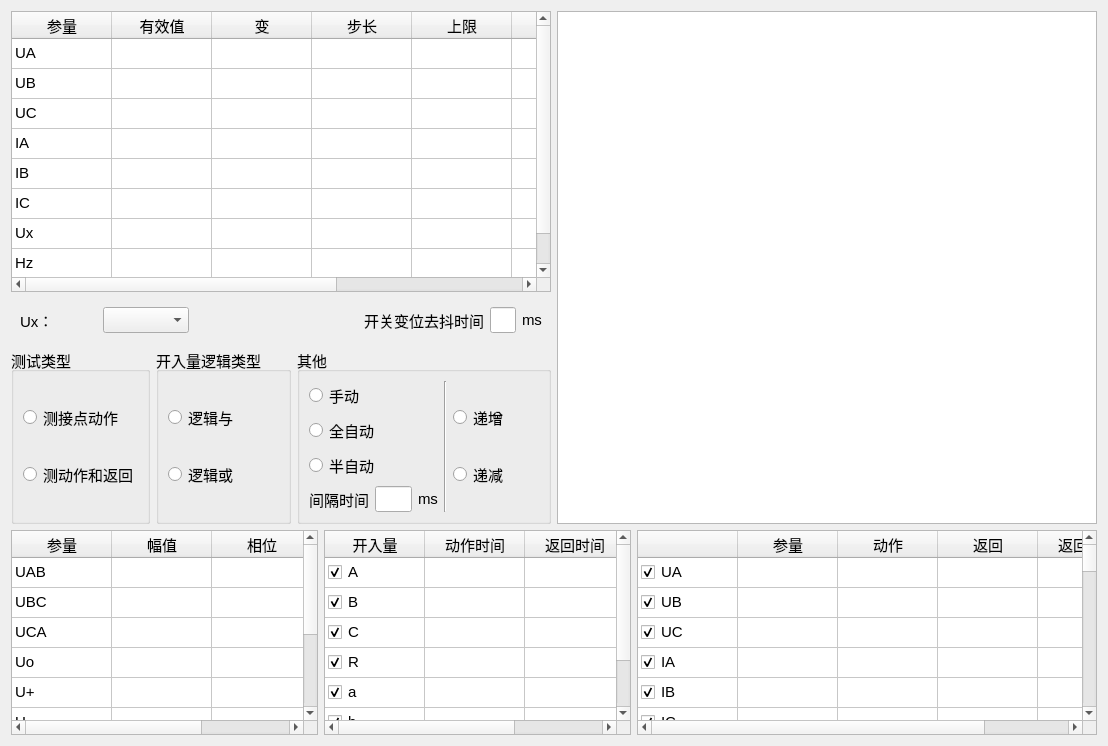
AgueroZzz/Electric-energy-detection, file energy/ui/test01/ui_001.ui: the form before one commit.
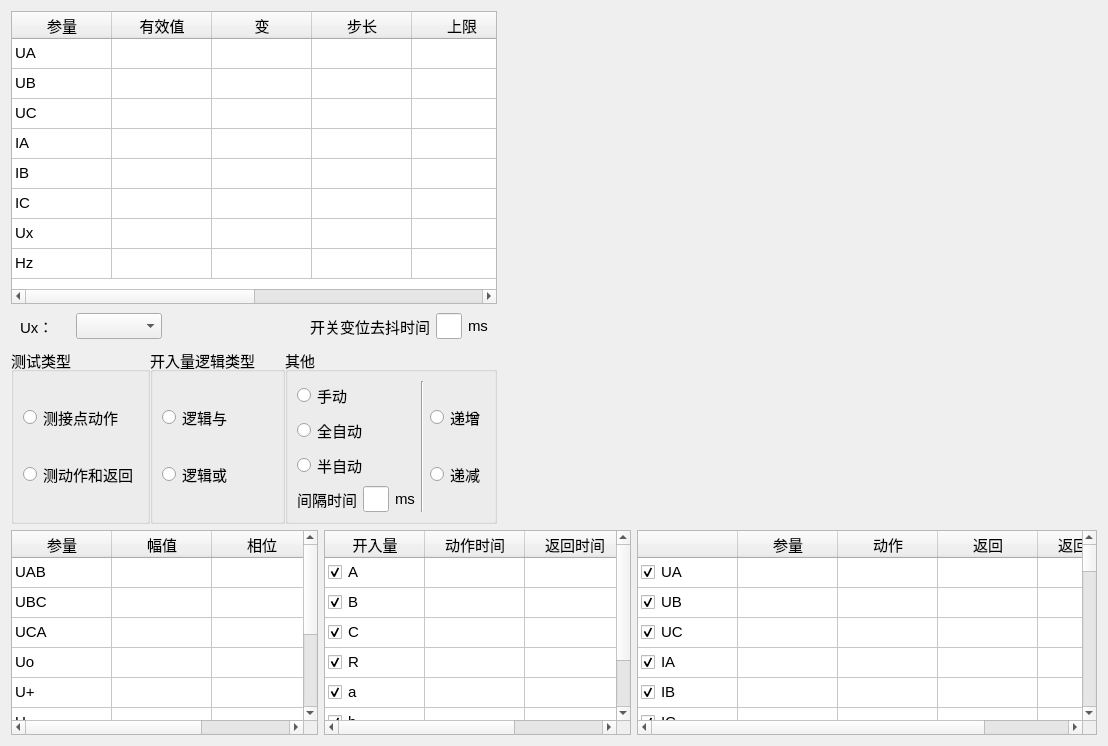
The form after the commit.

```diff
--- a/energy/ui/test01/ui_001.ui
+++ b/energy/ui/test01/ui_001.ui
@@ -20,9 +20,12 @@
   </property>
   <layout class="QVBoxLayout" name="verticalLayout_4" stretch="5,2">
    <item>
-    <layout class="QHBoxLayout" name="horizontalLayout_8" stretch="1,1">
+    <layout class="QHBoxLayout" name="horizontalLayout_8" stretch="3,1,3">
      <item>
       <layout class="QVBoxLayout" name="verticalLayout_3">
+       <property name="spacing">
+        <number>0</number>
+       </property>
        <item>
         <widget class="QTableWidget" name="tb_cl">
          <property name="rowCount">
@@ -308,7 +311,10 @@
       </layout>
      </item>
      <item>
-      <widget class="QTableWidget" name="tableWidget_5"/>
+      <widget class="QWidget" name="btn_layout" native="true"/>
+     </item>
+     <item>
+      <widget class="QWidget" name="chart_layout" native="true"/>
      </item>
     </layout>
    </item>
```
